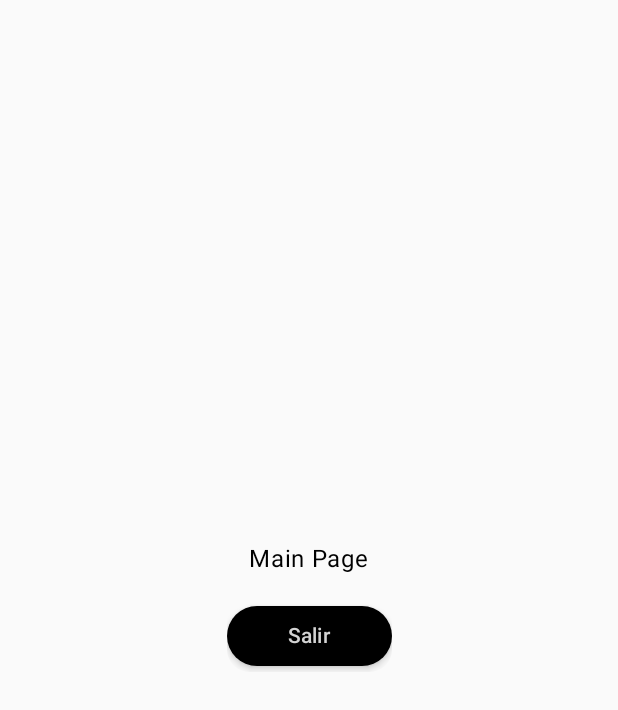
After one commit to JUANITOTELO/InvoiceManagerApp, an Android app built with Jetpack Compose: the HomePage screen opened through its navigation route, on a phone screen of 412 x 824 dp. The commit adds this screen. Shown: the top 710 px of the screen. Run offline under Robolectric (Android 15) with nearby library versions, the light colour scheme and no system bars; our stand-ins replace Firebase (no records; nobody signed in at launch, a user with empty details on screens opened directly).

Commit message:
Added login and logout functionalities

```diff
--- a/app/build.gradle.kts
+++ b/app/build.gradle.kts
@@ -64,6 +64,7 @@ dependencies {
     implementation(platform("com.google.firebase:firebase-bom:32.7.4"))
     implementation("com.google.firebase:firebase-analytics")
     implementation("com.google.firebase:firebase-auth")
+    implementation("androidx.navigation:navigation-compose:2.7.7")
     testImplementation("junit:junit:4.13.2")
     androidTestImplementation("androidx.test.ext:junit:1.1.5")
     androidTestImplementation("androidx.test.espresso:espresso-core:3.5.1")
--- a/app/src/main/java/com/devdavidm/invoicemanagerapp/MainActivity.kt
+++ b/app/src/main/java/com/devdavidm/invoicemanagerapp/MainActivity.kt
@@ -3,16 +3,40 @@ package com.devdavidm.invoicemanagerapp
 import android.os.Bundle
 import androidx.activity.ComponentActivity
 import androidx.activity.compose.setContent
+import androidx.compose.runtime.Composable
+import androidx.navigation.compose.NavHost
+import androidx.navigation.compose.composable
+import androidx.navigation.compose.rememberNavController
+import com.devdavidm.invoicemanagerapp.homepage.HomePage
 import com.devdavidm.invoicemanagerapp.loginpage.LoginPage
 import com.devdavidm.invoicemanagerapp.ui.theme.InvoiceManagerAppTheme
+import com.google.firebase.Firebase
+import com.google.firebase.auth.auth
 
 class MainActivity : ComponentActivity() {
     override fun onCreate(savedInstanceState: Bundle?) {
         super.onCreate(savedInstanceState)
         setContent {
             InvoiceManagerAppTheme {
-                LoginPage()
+                MyApp(this)
             }
         }
     }
 }
+
+@Composable
+fun MyApp(context: ComponentActivity){
+    val navController = rememberNavController()
+    val auth = Firebase.auth
+    NavHost(navController = navController, startDestination = "login"){
+        composable("login"){ LoginPage(context = context, navController, auth) }
+        composable("home"){ HomePage(navController, auth) }
+    }
+    if(auth.currentUser != null){
+        navController.navigate("home"){
+            popUpTo("login"){
+                inclusive = true
+            }
+        }
+    }
+}
--- a/app/src/main/java/com/devdavidm/invoicemanagerapp/button/Button.kt
+++ b/app/src/main/java/com/devdavidm/invoicemanagerapp/button/Button.kt
@@ -20,7 +20,7 @@ import androidx.compose.ui.graphics.Color
 import androidx.compose.ui.unit.dp
 
 @Composable
-fun Button(text: String) {
+fun Button(text: String, onClick: ()->Unit) {
     val interactionSource = remember {
         MutableInteractionSource()
     }
@@ -38,9 +38,7 @@ fun Button(text: String) {
 
         ),
         interactionSource = interactionSource,
-        onClick = {
-            Log.d("loginButtonPressed", isPressed.toString())
-        },
+        onClick = onClick,
         elevation = ButtonDefaults.buttonElevation(
             defaultElevation = 3.dp
         ),
--- /dev/null
+++ b/app/src/main/java/com/devdavidm/invoicemanagerapp/homepage/HomePage.kt
@@ -0,0 +1,36 @@
+package com.devdavidm.invoicemanagerapp.homepage
+
+import androidx.compose.foundation.layout.Arrangement
+import androidx.compose.foundation.layout.Column
+import androidx.compose.foundation.layout.fillMaxSize
+import com.devdavidm.invoicemanagerapp.button.Button
+import androidx.compose.material3.Surface
+import androidx.compose.material3.Text
+import androidx.compose.runtime.Composable
+import androidx.compose.ui.Alignment
+import androidx.compose.ui.Modifier
+import androidx.compose.ui.graphics.Color
+import androidx.navigation.NavController
+import com.google.firebase.auth.FirebaseAuth
+
+@Composable
+fun HomePage(navController: NavController, auth: FirebaseAuth){
+    Surface(color = Color(0xFFFAFAFA)) {
+        Column(
+            modifier = Modifier
+                .fillMaxSize(),
+            verticalArrangement = Arrangement.Center,
+            horizontalAlignment = Alignment.CenterHorizontally
+        ) {
+            Text(text = "Main Page")
+            Button("Salir"){
+                auth.signOut()
+                navController.navigate("login"){
+                    popUpTo("home"){
+                        inclusive = true
+                    }
+                }
+            }
+        }
+    }
+}
--- a/app/src/main/java/com/devdavidm/invoicemanagerapp/loginpage/LoginPage.kt
+++ b/app/src/main/java/com/devdavidm/invoicemanagerapp/loginpage/LoginPage.kt
@@ -1,5 +1,7 @@
 package com.devdavidm.invoicemanagerapp.loginpage
 
+import android.util.Log
+import androidx.activity.ComponentActivity
 import androidx.compose.foundation.Image
 import androidx.compose.foundation.focusable
 import androidx.compose.foundation.gestures.detectTapGestures
@@ -17,6 +19,7 @@ import androidx.compose.material3.OutlinedTextFieldDefaults
 import androidx.compose.material3.Surface
 import androidx.compose.material3.Text
 import androidx.compose.runtime.Composable
+import androidx.compose.runtime.MutableState
 import androidx.compose.runtime.getValue
 import androidx.compose.runtime.mutableStateOf
 import androidx.compose.runtime.remember
@@ -32,25 +35,44 @@ import androidx.compose.ui.text.AnnotatedString
 import androidx.compose.ui.text.input.KeyboardType
 import androidx.compose.ui.text.input.OffsetMapping
 import androidx.compose.ui.text.input.PasswordVisualTransformation
+import androidx.compose.ui.text.input.TextFieldValue
 import androidx.compose.ui.text.input.TransformedText
 import androidx.compose.ui.text.input.VisualTransformation
 import androidx.compose.ui.unit.dp
+import androidx.navigation.NavController
 import com.devdavidm.invoicemanagerapp.R
 import com.devdavidm.invoicemanagerapp.button.Button
+import com.google.firebase.Firebase
+import com.google.firebase.auth.FirebaseAuth
+import com.google.firebase.auth.auth
 
 @Composable
-fun LoginPage(){
+fun LoginPage(context: ComponentActivity, navController: NavController, auth: FirebaseAuth){
     Surface(color = Color(0xFFFAFAFA)) {
-        ContainerFocus()
+        ContainerFocus(context, navController, auth)
     }
 }
-
+fun login(email: String, password: String, auth: FirebaseAuth, context: ComponentActivity, navController: NavController){
+    auth.signInWithEmailAndPassword(email,password)
+        .addOnCompleteListener(context){task ->
+            if (task.isSuccessful){
+                Log.d("AUTH", "Success!")
+                navController.navigate("home") {
+                    popUpTo("login"){
+                        inclusive = true
+                    }
+                }
+            } else {
+                Log.d("NOAUTH", "Failed: ${task.exception}")
+            }
+        }
+    Log.d("LoginFunction","User: $email Password: $password")
+}
 @Composable
-fun ContainerFocus() {
+fun ContainerFocus(context: ComponentActivity, navController: NavController, auth: FirebaseAuth) {
     val focusManager = LocalFocusManager.current
     val scrollState = rememberScrollState()
     val logo: Painter = painterResource(id = R.drawable.logo)
-
     Column(
         modifier = Modifier
             .fillMaxSize()
@@ -65,34 +87,40 @@ fun ContainerFocus() {
         verticalArrangement = Arrangement.Center,
         horizontalAlignment = Alignment.CenterHorizontally
     ) {
+        val emailValue = remember {
+            mutableStateOf(TextFieldValue())
+        }
+        val passwordValue = remember {
+            mutableStateOf(TextFieldValue())
+        }
         Image(painter = logo, contentDescription = "logo")
-        TextInput(label = "Usuario")
+        TextInput(label = "Correo", mutableText = emailValue)
         Spacer(modifier = Modifier.height(7.dp))
-        TextInput(label = "Contraseña", password = true)
-        Button("Ingresar")
+        TextInput(label = "Contraseña", password = true, mutableText = passwordValue)
+        Button("Ingresar") {
+            login(emailValue.value.text, passwordValue.value.text, auth, context, navController)
+        }
     }
 }
 
 
 @Composable
-fun TextInput(label: String, password: Boolean =false){
-    var text by remember {
-        mutableStateOf("")
-    }
+fun TextInput(label: String, password: Boolean =false, mutableText: MutableState<TextFieldValue>){
+
 
     OutlinedTextField(
-        value = text,
-        onValueChange = { text = it },
+        value = mutableText.value,
+        onValueChange = {mutableText.value=it},
         label = { Text(label) },
         visualTransformation = if (password) PasswordVisualTransformation()
         else VisualTransformation {
             TransformedText(
-                text = AnnotatedString(text),
+                text = AnnotatedString(mutableText.value.text),
                 offsetMapping = OffsetMapping.Identity
             )
         },
         keyboardOptions = KeyboardOptions(
-            keyboardType = if (password) KeyboardType.Password else KeyboardType.Text
+            keyboardType = if (password) KeyboardType.Password else KeyboardType.Email
         ),
         shape = RoundedCornerShape(10.dp),
         colors = OutlinedTextFieldDefaults.colors(
--- a/build.gradle.kts
+++ b/build.gradle.kts
@@ -1,5 +1,8 @@
 buildscript {
     val agp_version by extra("8.2.2")
+    dependencies {
+        classpath("com.google.gms:google-services:4.4.1")
+    }
 }
 // Top-level build file where you can add configuration options common to all sub-projects/modules.
 plugins {
```
Also changed, not shown: app/src/main/AndroidManifest.xml (+7 -0 lines), 1 other file.
